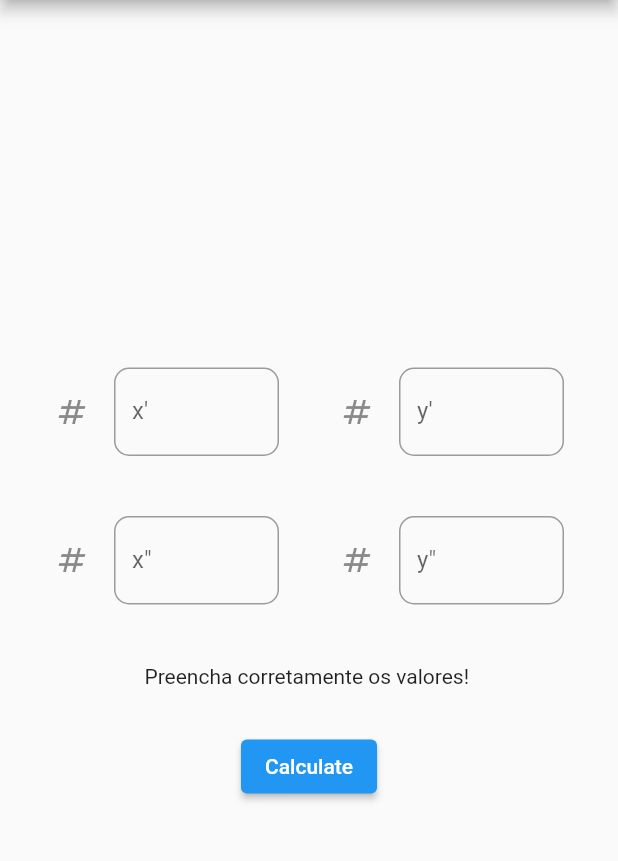
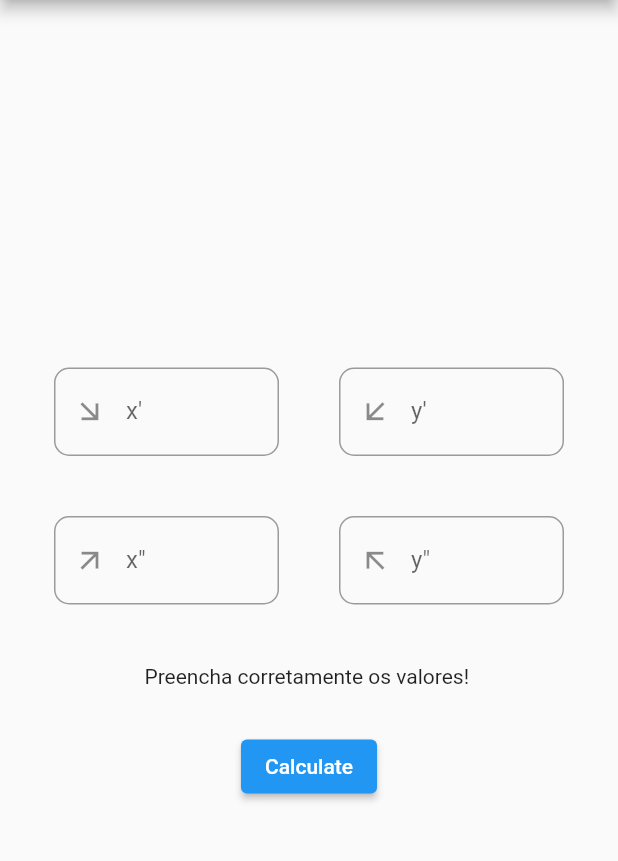
Before and after one commit to JesseFuzz/Flutter_calculadora_RegraDeTr-s, a Flutter app: the screen it shows after launch, after a tap on "Calculate", on a phone screen of 412 x 824 dp, the part 84-945 px from its top. Run offline on Flutter 3.47's test engine with Material 2 defaults, Android fonts, the phone set to English and light mode, and no system bars; our stand-ins replace shared_preferences.

Commit message:
agora irei adicionar algumas features e corrigir alguns bugs

```diff
--- a/lib/controller/calcs.dart
+++ b/lib/controller/calcs.dart
@@ -1,27 +1,45 @@
-class CalculateRuleOfThreeUsecase {
-  String call({double? x1, double? x2, double? y1, double? y2}) {
+class CalculateRuleOfThreeAndSave {
+  String calculate({double? x1, double? x2, double? y1, double? y2}) {
+    // var lista = [];
     if (y2 == null && x2 != null && y1 != null && x1 != null) {
       double res = (x2 * y1) / x1;
       final rounded = res.toStringAsFixed(2);
+      // lista.add(rounded);
+      // print(lista);
       return 'O resultado de y" é: $rounded';
     } else if (x2 == null && y2 != null && y1 != null && x1 != null) {
       double res = (x1 * y2) / y1;
       final rounded = res.toStringAsFixed(2);
+      // lista.add(rounded);
+      // print(lista);
       return 'O resultado de x" é: $rounded';
     } else if (y1 == null && x1 != null && x2 != null && y2 != null) {
       double res = (x1 * y2) / x2;
       final rounded = res.toStringAsFixed(2);
+      // lista.add(rounded);
+      // print(lista);
       return "O resultado de y' é: $rounded";
     } else if (x1 == null && y1 != null && x2 != null && y2 != null) {
       double res = (x2 * y1) / y2;
       final rounded = res.toStringAsFixed(2);
+      // lista.add(rounded);
+      // print(lista);
       return "O resultado de x' é: $rounded";
     }
     return 'Preencha corretamente os valores!';
   }
+
+  void saveResult(String result) {
+    // var historico = {1: "5", 2: '6'};
+    // for (int i = 0; i < historico.length; i++) {
+    //   historico.;
+    // }
+
+    var historico = [];
+    historico.add(result);
+    print(historico);
   }
-
-
+}
 
 // import 'package:flutter/material.dart';
 
--- /dev/null
+++ b/lib/model/resultados.dart
@@ -0,0 +1,71 @@
+class Calcs {
+  String? x1;
+  String? x2;
+  String? y1;
+  String? y2;
+  double? answer;
+
+  Calcs({this.x1, this.x2, this.y1, this.y2});
+
+  static double calculate(x1, x2, y1) {
+    // double? x1;
+    // double? x2;
+    // double? y1;
+    double res = (x2 * y1) / x1;
+    return res;
+  }
+
+  static String teste() {
+    return 'teste';
+  }
+
+  @override
+  String toString() {
+    //quando eu printo o Calc eu printo o toString
+
+    return 'primeiro: $x1, Segundo: $x2, terceiro: $y1, Quarto: $y2';
+  }
+  // Calcs.fromJson(Map<String, dynamic> json) {
+  //   x1 = json['x1'];
+  //   x2 = json['x2'];
+  //   y1 = json['y1'];
+  //   y2 = json['y2'];
+  //   answer = json['result'];
+  // }
+
+  // Map<String, dynamic> toJson() {
+  //   final Map<String, dynamic> data = new Map<String, dynamic>();
+  //   data['x1'] = this.x1;
+  //   data['x2'] = this.x2;
+  //   data['y1'] = this.y1;
+  //   data['y2'] = this.y2;
+  //   data['result'] = this.answer;
+  //   return data;
+  // }
+}
+// abstract class Historico {
+//   String? x1;
+//   String? x2;
+//   String? y1;
+//   String? y2;
+//   String? answer;
+
+//   contato(x1, x2, y1, y2, answer);
+//   Map<String, dynamic> toMap() {
+//     var map = <String, dynamic>{};
+//     map['x1'] = x1;
+//     map['x2'] = x2;
+//     map['y1'] = y1;
+//     map['y2'] = y2;
+//     map['answer'] = answer;
+//     return map;
+//   }
+
+//   Historico.fromMapObject(Map<String, dynamic> map) {
+//     x1 = map['x1'];
+//     x2 = map['x2'];
+//     y1 = map['y1'];
+//     y2 = map['y2'];
+//     this.answer = map['answer'];
+//   }
+// }
--- a/lib/view/body.dart
+++ b/lib/view/body.dart
@@ -1,6 +1,10 @@
 import 'package:flutter/material.dart';
+import 'dart:math' as math;
 import 'package:flutter/services.dart';
 import 'package:rule_of_three/controller/calcs.dart';
+import 'package:rule_of_three/model/resultados.dart';
+import 'package:shared_preferences/shared_preferences.dart';
+import 'dart:convert';
 
 class MainPageBody extends StatefulWidget {
   const MainPageBody({super.key});
@@ -15,6 +19,11 @@ class _MyHomePageState extends State<MainPageBody> {
   final y1Controller = TextEditingController();
   final y2Controller = TextEditingController();
   String resultado = '';
+
+  // TextEditingController x1Controller = TextEditingController();
+  // TextEditingController x2Controller = TextEditingController();
+  // TextEditingController y1Controller = TextEditingController();
+  // TextEditingController y2Controller = TextEditingController();
 
   void calculateRuleOfThree() {
     double? x1;
@@ -35,8 +44,10 @@ class _MyHomePageState extends State<MainPageBody> {
     }
     setState(
       () {
-        resultado =
-            CalculateRuleOfThreeUsecase().call(x1: x1, x2: x2, y1: y1, y2: y2);
+        resultado = CalculateRuleOfThreeAndSave()
+            .calculate(x1: x1, x2: x2, y1: y1, y2: y2);
+        // CalculateRuleOfThreeAndSave().saveResult(resultado);
+
         //parametro nomeado
       },
     );
@@ -59,10 +70,12 @@ class _MyHomePageState extends State<MainPageBody> {
                     inputFormatters: [FilteringTextInputFormatter.digitsOnly],
                     keyboardType: TextInputType.number,
                     controller: x1Controller,
-                    decoration: const InputDecoration(
-                      icon: Icon(Icons.numbers),
+                    decoration: InputDecoration(
+                      prefixIcon: Transform.rotate(
+                          angle: 45 * math.pi / 180,
+                          child: const Icon(Icons.arrow_forward)),
                       labelText: "x'",
-                      border: OutlineInputBorder(
+                      border: const OutlineInputBorder(
                         borderRadius: BorderRadius.all(
                           Radius.circular(10.00),
                         ),
@@ -79,10 +92,13 @@ class _MyHomePageState extends State<MainPageBody> {
                     inputFormatters: [FilteringTextInputFormatter.digitsOnly],
                     controller: y1Controller,
                     keyboardType: TextInputType.number,
-                    decoration: const InputDecoration(
-                      icon: Icon(Icons.numbers),
+                    decoration: InputDecoration(
+                      //it was only icon instead of prefixIcon
+                      prefixIcon: Transform.rotate(
+                          angle: 135 * math.pi / 180,
+                          child: const Icon(Icons.arrow_forward)),
                       labelText: "y'",
-                      border: OutlineInputBorder(
+                      border: const OutlineInputBorder(
                         borderRadius: BorderRadius.all(
                           Radius.circular(10.00),
                         ),
@@ -104,10 +120,12 @@ class _MyHomePageState extends State<MainPageBody> {
                     inputFormatters: [FilteringTextInputFormatter.digitsOnly],
                     controller: x2Controller,
                     keyboardType: TextInputType.number,
-                    decoration: const InputDecoration(
-                      icon: Icon(Icons.numbers),
+                    decoration: InputDecoration(
+                      prefixIcon: Transform.rotate(
+                          angle: 135 * math.pi / 180,
+                          child: const Icon(Icons.arrow_back)),
                       labelText: 'x"',
-                      border: OutlineInputBorder(
+                      border: const OutlineInputBorder(
                         borderRadius: BorderRadius.all(
                           Radius.circular(10.00),
                         ),
@@ -124,10 +142,12 @@ class _MyHomePageState extends State<MainPageBody> {
                     inputFormatters: [FilteringTextInputFormatter.digitsOnly],
                     controller: y2Controller,
                     keyboardType: TextInputType.number,
-                    decoration: const InputDecoration(
-                      icon: Icon(Icons.numbers),
+                    decoration: InputDecoration(
+                      prefixIcon: Transform.rotate(
+                          angle: 45 * math.pi / 180,
+                          child: const Icon(Icons.arrow_back)),
                       labelText: 'y"',
-                      border: OutlineInputBorder(
+                      border: const OutlineInputBorder(
                         borderRadius: BorderRadius.all(
                           Radius.circular(10.00),
                         ),
@@ -149,7 +169,26 @@ class _MyHomePageState extends State<MainPageBody> {
               alignment: MainAxisAlignment.spaceEvenly,
               children: <Widget>[
                 ElevatedButton(
-                  onPressed: calculateRuleOfThree,
+                  onPressed: () {
+                    // print(Calcs.calculate(x1Controller.text, x2Controller.text,
+                    //     y1Controller.text));
+                    // print(Calcs.teste());
+                    // concatenate(
+                    //   x1Controller,
+                    //   x2Controller,
+                    //   y1Controller,
+                    // );
+                    calculateRuleOfThree();
+                    CalculateRuleOfThreeAndSave().saveResult(resultado);
+                    // int id = 0;
+                    // int increment = id++;
+                    // var resultsHistory = [];
+                    // var resultHistory = [];
+                    // resultHistory.add(resultado);
+                    // print(resultHistory);
+                    // resultHistory = resultado as List;
+                    // resultsHistory.add(resultado);
+                  },
                   child: const Text('Calculate'),
                 )
               ],
@@ -159,4 +198,22 @@ class _MyHomePageState extends State<MainPageBody> {
       ),
     );
   }
+
+  // void concatenate(
+  //   x1Controller,
+  //   x2Controller,
+  //   y1Controller,
+  // ) {
+  //   double? x1Controller;
+  //   double? y1Controller;
+  //   double? y2Controller;
+  //   print(Calcs.calculate(x1Controller, y1Controller, y2Controller));
+  // }
+
+  // void saveCalc(Calcs calc) async {
+  //   //criando uma instância do SharedPreferences:
+  //   SharedPreferences prefs = await SharedPreferences.getInstance();
+  //   //agora irei salvar algo na memoria:
+  //   prefs.setString("calculo", json.encode(calc.toJson()));
+  // }
 }
--- a/pubspec.yaml
+++ b/pubspec.yaml
@@ -32,6 +32,7 @@ dependencies:
   flutter:
     sdk: flutter
   dio: ^4.0.6
+  shared_preferences: ^2.0.15
 
   # The following adds the Cupertino Icons font to your application.
   # Use with the CupertinoIcons class for iOS style icons.
```
Also changed, not shown: pubspec.lock, 1 other file. Lines whose indentation alone changed are shown as unchanged.
